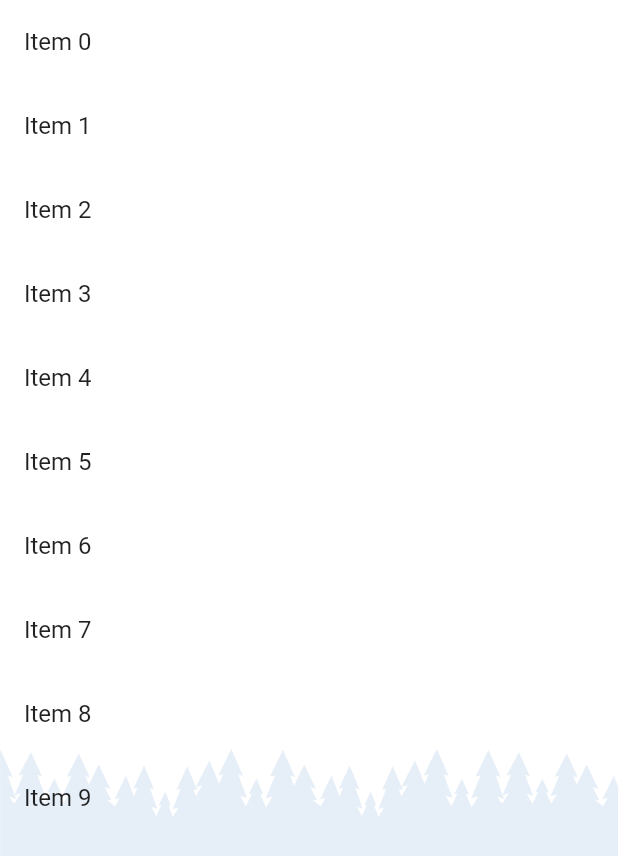
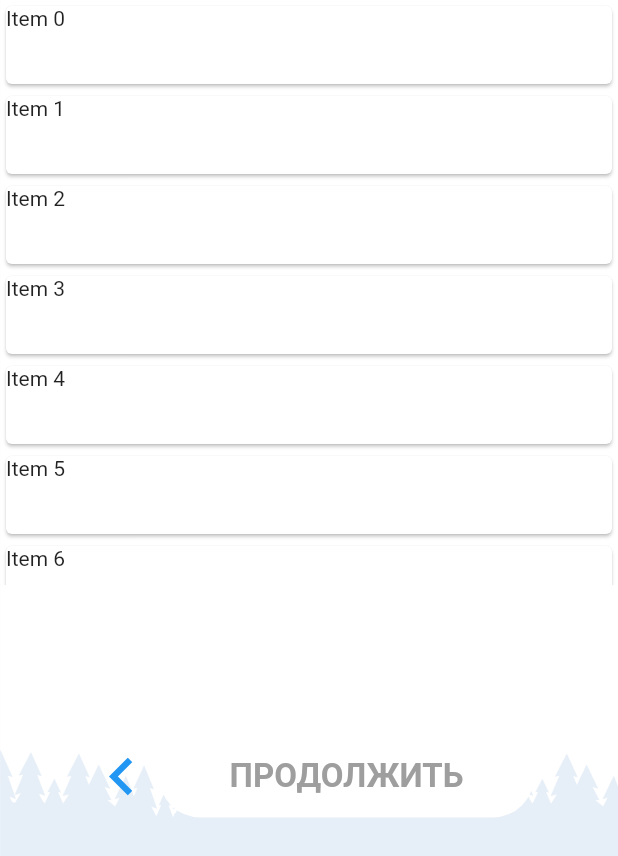
Before and after one commit to Impulseone/AcademGora, a Flutter app: the InstructorsListScreen screen opened directly, on a phone screen of 412 x 824 dp. Shown: the top 856 px of the screen. Run offline on Flutter 3.47's test engine with Material 2 defaults, Android fonts, the phone set to English and light mode, and no system bars; our stand-ins replace carousel_slider, flutter_calendar_carousel, pin_input_text_field; project files that could hold a hidden picture were left out.

Commit message:
instructors list update

```diff
--- a/academ_gora/lib/main.dart
+++ b/academ_gora/lib/main.dart
@@ -16,6 +16,6 @@ class MyApp extends StatelessWidget {
         theme: ThemeData(
           primarySwatch: Colors.blue,
         ),
-        home: RegistrationToInstructorScreen());
+        home: InstructorsListScreen());
   }
 }
--- a/academ_gora/lib/screens/registration/instructors_list_screen.dart
+++ b/academ_gora/lib/screens/registration/instructors_list_screen.dart
@@ -6,7 +6,6 @@ class InstructorsListScreen extends StatefulWidget {
 }
 
 class _InstructorsListScreenState extends State<InstructorsListScreen> {
-
   final items = List<String>.generate(10, (i) => "Item $i");
 
   @override
@@ -19,15 +18,84 @@ class _InstructorsListScreenState extends State<InstructorsListScreen> {
               fit: BoxFit.cover,
             ),
           ),
+          child: Column(children: [
+            Container(
+              height: 390,
               child: ListView.builder(
                 itemCount: items.length,
                 itemBuilder: (context, index) {
-            return ListTile(
-              title: Text('${items[index]}'),
-            );
+                  return _instructorWidget('${items[index]}');
                 },
               ),
             ),
+            _buttons()
+          ])),
     );
   }
+
+  Widget _instructorWidget(String text) {
+    return Container(
+      height: 60,
+        child: Card(
+      child: Text(text),
+    ));
   }
+
+  Widget _buttons() {
+    return Container(margin: EdgeInsets.only(top: 100), child:  Row(
+      mainAxisAlignment: MainAxisAlignment.center,
+      children: [_backButton(), _continueButton()],
+    ));
+  }
+
+  Widget _backButton() {
+    return Container(
+      child: Icon(
+        Icons.chevron_left,
+        color: Colors.blue,
+        size: 50,
+      ),
+    );
+  }
+
+  Widget _continueButton() {
+    return Container(
+      width: 250.0,
+      height: 55,
+      child: Material(
+        borderRadius: BorderRadius.all(Radius.circular(35)),
+        color: _continueButtonBackgroundColor(),
+        child: InkWell(
+            onTap: null,
+            child: Center(
+              child: Column(
+                  mainAxisAlignment: MainAxisAlignment.center,
+                  children: [
+                    Text(
+                      "ПРОДОЛЖИТЬ",
+                      textAlign: TextAlign.center,
+                      style: TextStyle(
+                          color: _continueButtonTextColor(),
+                          fontSize: 22,
+                          fontWeight: FontWeight.bold),
+                    ),
+                  ]),
+            )),
+      ),
+    );
+  }
+
+  Color _continueButtonBackgroundColor() {
+    // if (kindOfSportSelected != -1 && selectedDate != null) {
+    //   return Colors.blue;
+    // } else
+    return Colors.white;
+  }
+
+  Color _continueButtonTextColor() {
+    // if (kindOfSportSelected != -1 && selectedDate != null) {
+    //   return Colors.white;
+    // } else
+    return Colors.grey;
+  }
+}
```
Also changed, not shown: academ_gora/assets/registration_to_instructor/e_2.png (added). Lines whose indentation alone changed are shown as unchanged.
